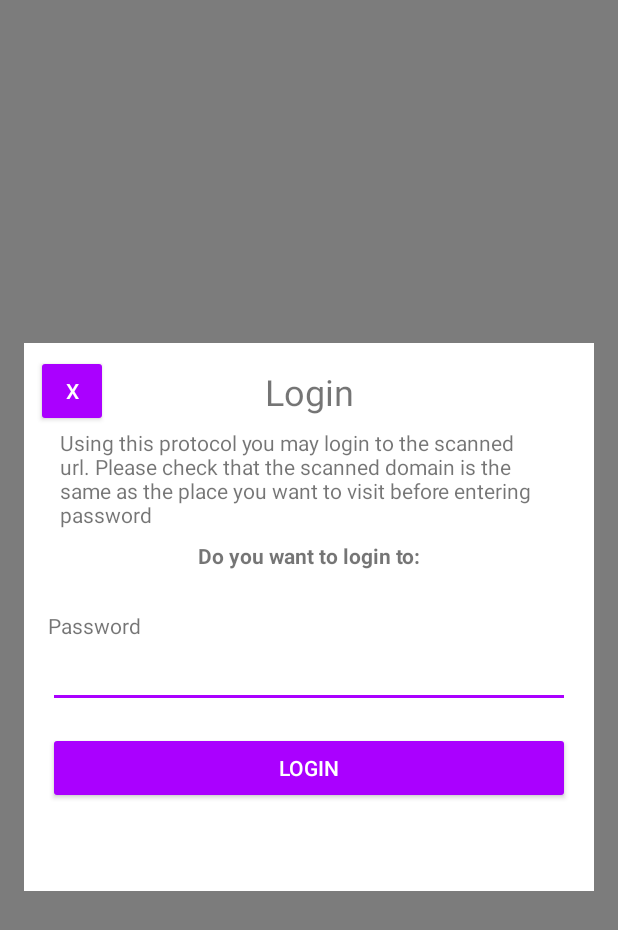
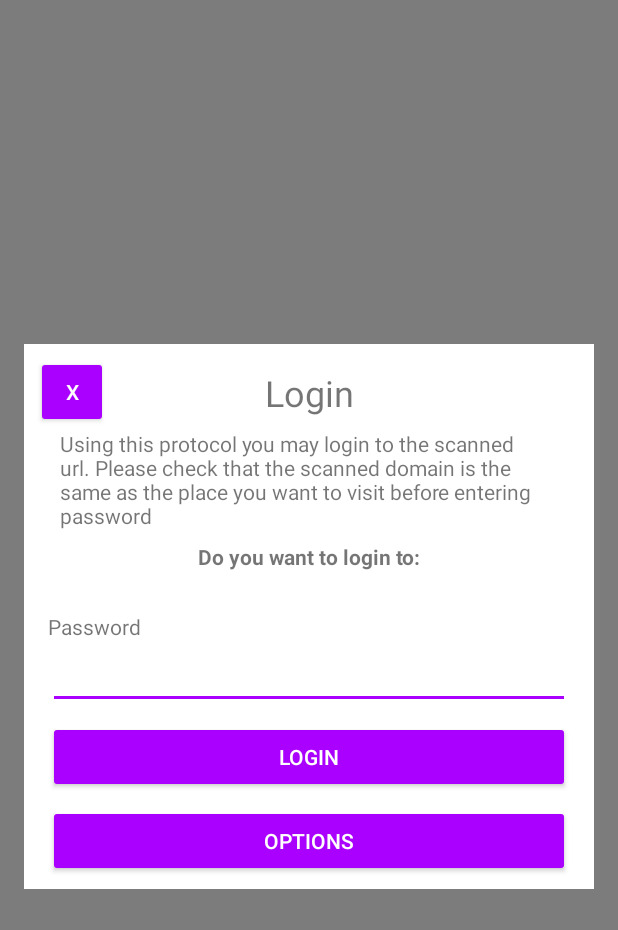
Before and after one commit to kalaspuffar/secure-quick-reliable-login, an Android app: the layout fragment_login.xml on its own in the app's theme, with its tools: preview values and no code run, on a phone screen of 412 x 824 dp. Shown: the top 930 px of the screen. Run offline under Robolectric (Android 15) with nearby library versions, the light colour scheme and no system bars.

Commit message:
Added optional menu.

```diff
--- a/app/src/main/res/layout/fragment_login.xml
+++ b/app/src/main/res/layout/fragment_login.xml
@@ -22,6 +22,21 @@
         tools:layout_conversion_absoluteHeight="142dp"
         tools:layout_conversion_absoluteWidth="359dp">
 
+        <Button
+            android:id="@+id/btnLoginOptions"
+            android:layout_width="0dp"
+            android:layout_height="wrap_content"
+            android:layout_marginBottom="8dp"
+            android:layout_marginEnd="16dp"
+            android:layout_marginStart="16dp"
+            android:layout_marginTop="8dp"
+            android:text="@string/button_login_options"
+            app:layout_constraintBottom_toBottomOf="parent"
+            app:layout_constraintEnd_toEndOf="parent"
+            app:layout_constraintHorizontal_bias="0.0"
+            app:layout_constraintStart_toStartOf="parent"
+            app:layout_constraintTop_toBottomOf="@+id/btnLogin" />
+
         <TextView
             android:id="@+id/textView16"
             android:layout_width="0dp"
@@ -40,13 +55,12 @@
             android:id="@+id/btnCloseLogin"
             android:layout_width="48dp"
             android:layout_height="48dp"
+            android:layout_marginLeft="8dp"
             android:layout_marginStart="8dp"
-            android:layout_marginLeft="8dp"
             android:layout_marginTop="8dp"
             android:text="X"
             app:layout_constraintStart_toStartOf="parent"
-            app:layout_constraintTop_toTopOf="parent"
-            />
+            app:layout_constraintTop_toTopOf="parent" />
 
         <TextView
             android:id="@+id/textView15"
@@ -92,7 +106,7 @@
             android:layout_height="wrap_content"
             android:layout_marginEnd="16dp"
             android:layout_marginStart="16dp"
-            android:layout_marginTop="16dp"
+            android:layout_marginTop="8dp"
             android:text="@string/button_login"
             app:layout_constraintEnd_toEndOf="parent"
             app:layout_constraintHorizontal_bias="0.498"
@@ -113,18 +127,6 @@
             app:layout_constraintStart_toStartOf="parent"
             app:layout_constraintTop_toBottomOf="@+id/textView4" />
 
-        <TextView
-            android:id="@+id/txtErrorMessage"
-            android:layout_width="0dp"
-            android:layout_height="50dp"
-            android:layout_marginEnd="16dp"
-            android:layout_marginStart="16dp"
-            android:layout_marginTop="8dp"
-            android:textColor="?attr/colorError"
-            app:layout_constraintEnd_toEndOf="parent"
-            app:layout_constraintStart_toStartOf="parent"
-            app:layout_constraintTop_toBottomOf="@+id/btnLogin" />
-
         <EditText
             android:id="@+id/txtLoginPassword"
             android:layout_width="0dp"
--- a/app/src/main/res/values/strings.xml
+++ b/app/src/main/res/values/strings.xml
@@ -104,4 +104,9 @@
     <string name="progress_title">Working</string>
     <string name="login_identity_password">Password</string>
     <string name="main_identity_removed">Identity removed</string>
+    <string name="button_lock_account">Lock account</string>
+    <string name="button_unlock_account">Unlock account</string>
+    <string name="button_remove_account">Remove account</string>
+    <string name="login_optional_options">Other options</string>
+    <string name="button_login_options">Options</string>
 </resources>
```
Also changed, not shown: app/src/main/java/org/ea/sqrl/activites/MainActivity.java (+4 -10 lines), app/src/main/res/layout/activity_main.xml (+17 -28 lines), app/src/main/res/layout/fragment_login_optional.xml (added, +89 -0 lines).
